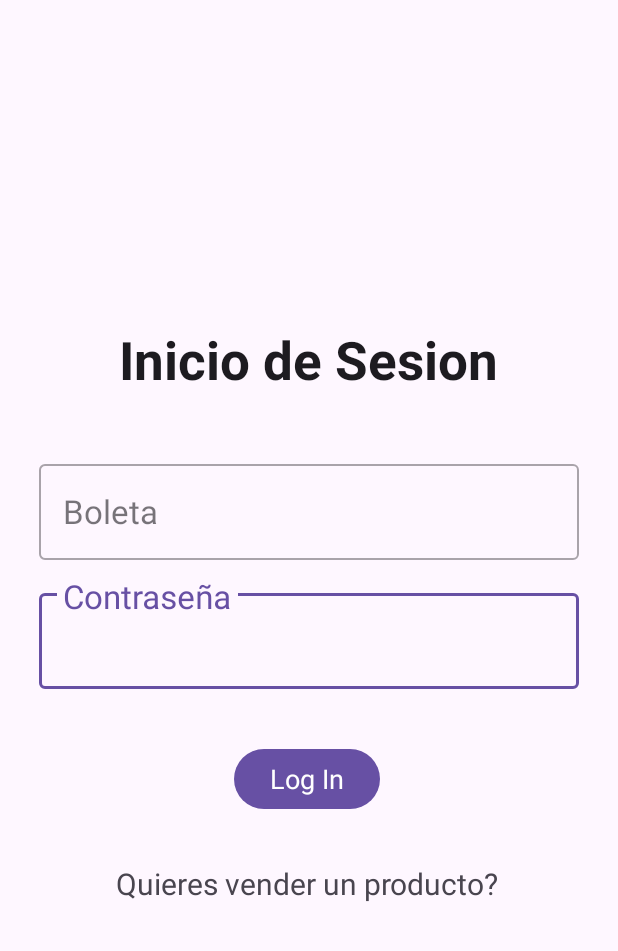
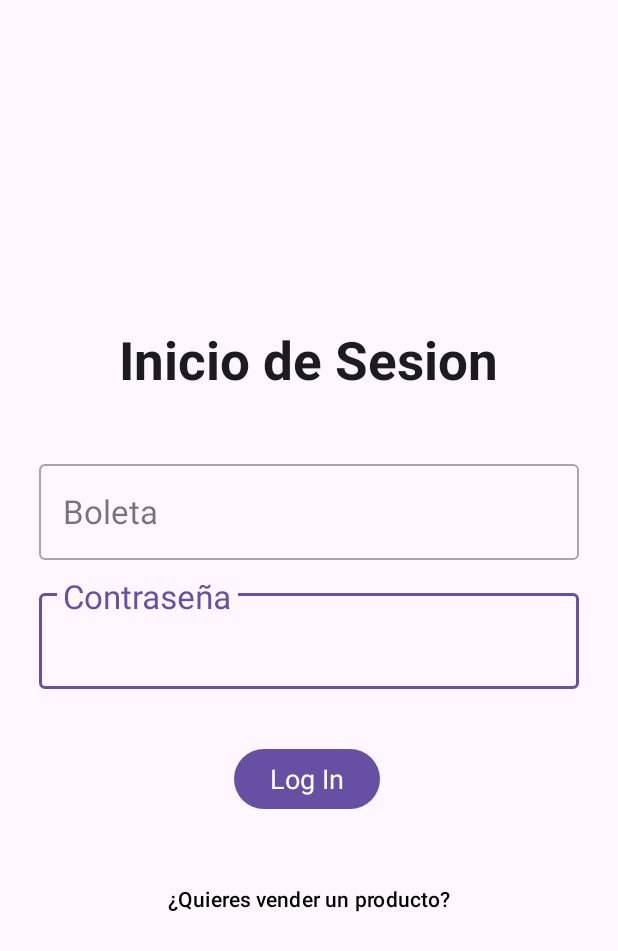
Before and after one commit to ShaytyReyna/MercaUPIICSA, an Android app: the LoginActivity screen opened directly, with no data from a screen before it, on a phone screen of 412 x 824 dp. Shown: the top 951 px of the screen. Run offline under Robolectric (Android 15) with nearby library versions, the phone set to English and light mode, and no system bars; 1 statement that could not run was skipped.

```diff
--- a/app/src/main/java/com/example/proyectomovil/ui/login/LoginActivity.kt
+++ b/app/src/main/java/com/example/proyectomovil/ui/login/LoginActivity.kt
@@ -1,6 +1,7 @@
 package com.example.proyectomovil.ui.login
 
 import android.app.Activity
+import android.content.Intent
 import androidx.lifecycle.Observer
 import androidx.lifecycle.ViewModelProvider
 import android.os.Bundle
@@ -12,6 +13,7 @@ import android.view.View
 import android.view.inputmethod.EditorInfo
 import android.widget.EditText
 import android.widget.Toast
+import com.example.proyectomovil.MainActivity
 import com.example.proyectomovil.databinding.ActivityLoginBinding
 
 import com.example.proyectomovil.R
@@ -25,12 +27,19 @@ class LoginActivity : AppCompatActivity() {
         super.onCreate(savedInstanceState)
 
         binding = ActivityLoginBinding.inflate(layoutInflater)
-        //setContentView(binding.root)
-        setContentView(R.layout.activity_login)
+        setContentView(binding.root)
+
+        val registro = binding.btnRegistro
 
         val username = binding.TILboleta
         val password = binding.TILcontraseA
         val login = binding.button
+
+        registro?.setOnClickListener{
+            val intent = Intent(this, MainActivity::class.java)
+            startActivity(intent)
+            Toast.makeText(this, "Butoncito registro funciona", Toast.LENGTH_LONG).show()
+        }
         //val loading = binding.loading
         /*
         loginViewModel = ViewModelProvider(this, LoginViewModelFactory())
--- a/app/src/main/res/layout/activity_login.xml
+++ b/app/src/main/res/layout/activity_login.xml
@@ -1,5 +1,5 @@
 <?xml version="1.0" encoding="utf-8"?>
-<androidx.constraintlayout.widget.ConstraintLayout
+<androidx.constraintlayout.motion.widget.MotionLayout
         xmlns:android="http://schemas.android.com/apk/res/android"
         xmlns:app="http://schemas.android.com/apk/res-auto"
         xmlns:tools="http://schemas.android.com/tools"
@@ -10,9 +10,9 @@
         android:paddingLeft="@dimen/activity_horizontal_margin"
         android:paddingRight="@dimen/activity_horizontal_margin"
         android:paddingTop="@dimen/activity_vertical_margin"
-        tools:context=".ui.login.LoginActivity">
+        tools:context=".ui.login.LoginActivity" app:layoutDescription="@xml/activity_login_scene">
     <TextView
-            android:text="Inicio de Sesion"
+            android:text="@string/inicio_de_sesion"
             android:layout_width="wrap_content"
             android:layout_height="wrap_content"
             android:id="@+id/iniciosesion"
@@ -25,7 +25,7 @@
             android:textAppearance="@style/TextAppearance.AppCompat.Large"
             app:layout_constraintHorizontal_bias="0.498"/>
     <Button
-            android:text="Log In"
+            android:text="@string/log_in"
             android:layout_width="wrap_content"
             android:layout_height="wrap_content"
             android:id="@+id/button"
@@ -39,7 +39,7 @@
             style="@style/Widget.MaterialComponents.TextInputLayout.OutlinedBox"
             android:layout_width="360dp"
             android:layout_height="wrap_content"
-            android:hint="Contraseña"
+            android:hint="@string/contrasena"
 
             app:layout_constraintTop_toBottomOf="@+id/TILboleta"
             android:id="@+id/TILcontraseña"
@@ -55,13 +55,13 @@
                 android:layout_height="wrap_content"
                 android:inputType="textPassword"
                 android:textAppearance="@style/TextAppearance.AppCompat.Large"
-        />
+                android:textColorHint="#A1887F"/>
     </com.google.android.material.textfield.TextInputLayout>
     <com.google.android.material.textfield.TextInputLayout
             style="@style/Widget.MaterialComponents.TextInputLayout.OutlinedBox"
             android:layout_width="360dp"
             android:layout_height="wrap_content"
-            android:hint="Boleta"
+            android:hint="@string/boleta"
             android:textStyle="bold"
             app:layout_constraintTop_toBottomOf="@+id/iniciosesion"
             android:layout_marginTop="36dp"
@@ -79,19 +79,22 @@
                 android:layout_height="wrap_content"
                 android:maxLength="10"
                 android:inputType="number"
-                android:textAppearance="@style/TextAppearance.AppCompat.Large" />
+                android:textAppearance="@style/TextAppearance.AppCompat.Large"/>
     </com.google.android.material.textfield.TextInputLayout>
-    <TextView
-            android:text="Quieres vender un producto?"
+    <Button
+            android:id="@+id/btn_registro"
             android:layout_width="wrap_content"
             android:layout_height="wrap_content"
-            android:id="@+id/textView2"
-            app:layout_constraintTop_toBottomOf="@+id/button"
-            android:layout_marginTop="32dp" android:textSize="20sp"
-            app:layout_constraintEnd_toEndOf="parent"
-            app:layout_constraintStart_toStartOf="parent"
-            app:layout_constraintHorizontal_bias="0.492"
-            android:textAppearance="@style/TextAppearance.AppCompat.Small"/>
+            tools:layout_editor_absoluteY="631dp"
+            tools:layout_editor_absoluteX="80dp"
+
+            android:layout_margin="16dp"
+            android:text="@string/quieres_vender_un_producto"
+            android:textColor="#000000"
+            android:background="@android:color/transparent"
+            app:strokeColor="#000000"
+            app:strokeWidth="1dp"
+    />
     <!--
     <EditText
             android:id="@+id/username"
@@ -148,4 +151,4 @@
             app:layout_constraintTop_toTopOf="parent"
             app:layout_constraintVertical_bias="0.3"/>
 -->
-</androidx.constraintlayout.widget.ConstraintLayout>
+</androidx.constraintlayout.motion.widget.MotionLayout>
--- a/app/src/main/res/values/strings.xml
+++ b/app/src/main/res/values/strings.xml
@@ -55,4 +55,10 @@
     <string name="invalid_password">Password must be >5 characters</string>
     <string name="login_failed">"Login failed"</string>
     <string name="Login"><![CDATA[->]]]></string>
+    <string name="Login0">login</string>
+    <string name="inicio_de_sesion">Inicio de Sesion</string>
+    <string name="log_in">Log In</string>
+    <string name="contrasena">Contraseña</string>
+    <string name="boleta">Boleta</string>
+    <string name="quieres_vender_un_producto">¿Quieres vender un producto?</string>
 </resources>
--- /dev/null
+++ b/app/src/main/res/xml/activity_login_scene.xml
@@ -0,0 +1,23 @@
+<?xml version="1.0" encoding="utf-8"?>
+<MotionScene
+    xmlns:android="http://schemas.android.com/apk/res/android"
+    xmlns:motion="http://schemas.android.com/apk/res-auto">
+
+    <Transition
+        motion:constraintSetEnd="@+id/end"
+        motion:constraintSetStart="@id/start"
+        motion:duration="1000">
+       <KeyFrameSet>
+       </KeyFrameSet>
+    </Transition>
+
+    <ConstraintSet android:id="@+id/start">
+        <Constraint android:layout_width="wrap_content" android:layout_height="wrap_content"
+                    android:id="@+id/btn_registro" motion:layout_constraintStart_toStartOf="parent"
+                    motion:layout_constraintEnd_toEndOf="parent" motion:layout_constraintTop_toBottomOf="@+id/button"
+                    motion:layout_editor_absoluteY="574dp" android:layout_marginTop="32dp"/>
+    </ConstraintSet>
+
+    <ConstraintSet android:id="@+id/end">
+    </ConstraintSet>
+</MotionScene>
```
Also changed, not shown: app/src/main/java/com/example/proyectomovil/Home0Activity.kt (+2 -8 lines), app/src/main/java/com/example/proyectomovil/MainActivity.kt (+6 -3 lines), app/src/main/res/layout/activity_home0.xml (+11 -12 lines).
